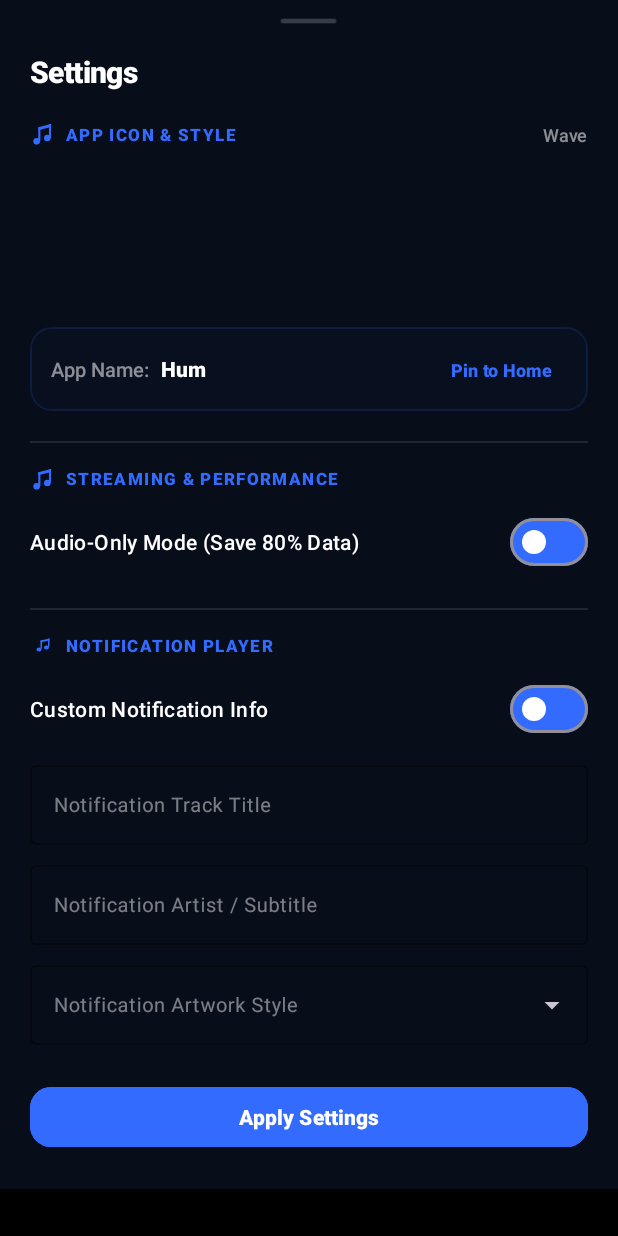
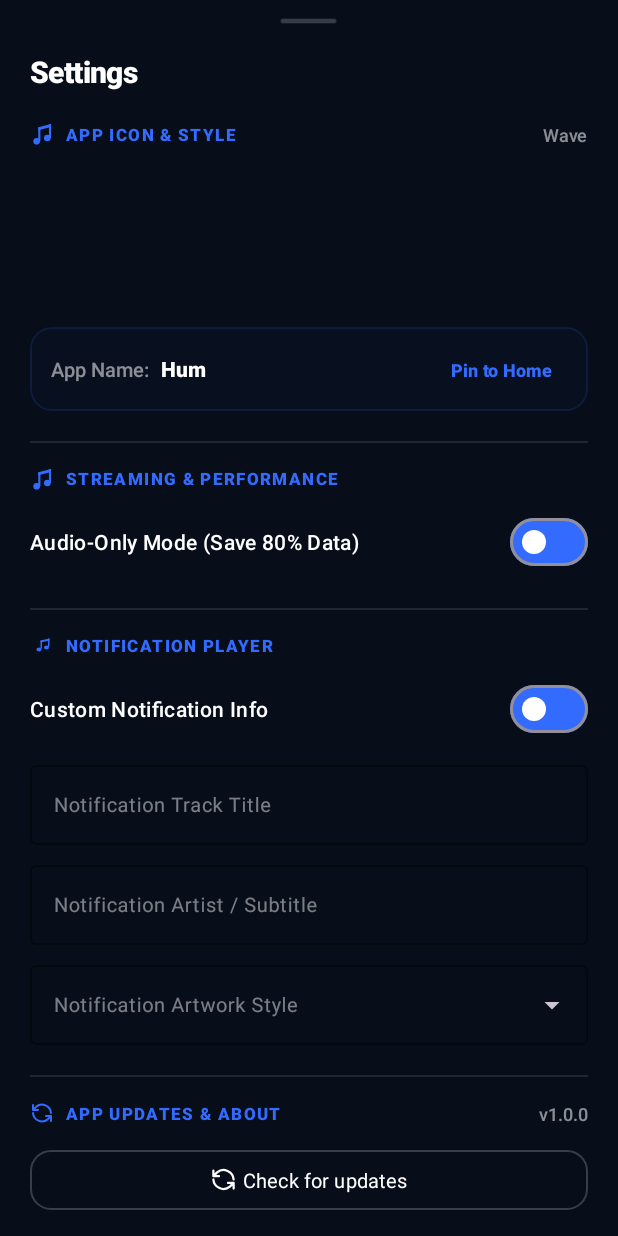
Before and after one commit to ritik125V/Hum, an Android app: the layout dialog_settings.xml on its own in the app's theme, with its tools: preview values and no code run, on a phone screen of 412 x 824 dp. Run offline under Robolectric (Android 15) with nearby library versions, the phone set to English and light mode, and no system bars.

Commit message:
feat(updates): add in-app version check and website update verification
- Added Check for updates button in Settings sheet with current version display
- Added docs/version.json and website banner logic on docs/index.html
- Verified update checking logic with both up-to-date and older version scenarios

```diff
--- a/app/build.gradle.kts
+++ b/app/build.gradle.kts
@@ -52,6 +52,7 @@ android {
 
     buildFeatures {
         viewBinding = true
+        buildConfig = true
     }
 
     sourceSets {
--- a/app/src/main/java/com/bravemusic/player/ui/SettingsBottomSheet.kt
+++ b/app/src/main/java/com/bravemusic/player/ui/SettingsBottomSheet.kt
@@ -1,5 +1,7 @@
 package com.bravemusic.player.ui
 
+import android.content.Intent
+import android.net.Uri
 import android.os.Bundle
 import android.view.LayoutInflater
 import android.view.View
@@ -52,10 +54,25 @@ class SettingsBottomSheet(
         setupLauncherAndIcons()
         setupAudioOnly()
         setupNotificationPlayer()
+        setupUpdatesSection()
 
         // Apply
         binding.btnSaveSettings.setOnClickListener {
             saveAllSettings()
+        }
+    }
+
+    private fun setupUpdatesSection() {
+        binding.tvCurrentVersion.text = "v${com.bravemusic.player.BuildConfig.VERSION_NAME}"
+        binding.btnCheckForUpdates.setOnClickListener {
+            val currentVersion = com.bravemusic.player.BuildConfig.VERSION_NAME
+            val updateUrl = "https://hum.r8r.in/?version=$currentVersion"
+            try {
+                val intent = Intent(Intent.ACTION_VIEW, Uri.parse(updateUrl))
+                startActivity(intent)
+            } catch (e: Exception) {
+                Toast.makeText(requireContext(), "Opening update link...", Toast.LENGTH_SHORT).show()
+            }
         }
     }
 
--- /dev/null
+++ b/app/src/main/res/drawable/ic_update.xml
@@ -0,0 +1,14 @@
+<?xml version="1.0" encoding="utf-8"?>
+<vector xmlns:android="http://schemas.android.com/apk/res/android"
+    android:width="24dp"
+    android:height="24dp"
+    android:viewportWidth="24"
+    android:viewportHeight="24">
+    <path
+        android:strokeColor="#FFFFFF"
+        android:strokeWidth="2"
+        android:strokeLineCap="round"
+        android:strokeLineJoin="round"
+        android:fillColor="#00000000"
+        android:pathData="M21,12 A9,9 0 0,0 6.34,5.64 L3,9 M3,4 v5 h5 M3,12 A9,9 0 0,0 17.66,18.36 L21,15 M21,20 v-5 h-5" />
+</vector>
--- a/app/src/main/res/layout/dialog_settings.xml
+++ b/app/src/main/res/layout/dialog_settings.xml
@@ -287,6 +287,66 @@
             </com.google.android.material.textfield.TextInputLayout>
         </LinearLayout>
 
+        <!-- Divider -->
+        <View
+            android:layout_width="match_parent"
+            android:layout_height="1dp"
+            android:layout_marginTop="20dp"
+            android:layout_marginBottom="16dp"
+            android:background="#1AFFFFFF" />
+
+        <!-- SECTION 3: APP UPDATES & ABOUT -->
+        <LinearLayout
+            android:layout_width="match_parent"
+            android:layout_height="wrap_content"
+            android:gravity="center_vertical"
+            android:orientation="horizontal">
+
+            <ImageView
+                android:layout_width="16dp"
+                android:layout_height="16dp"
+                android:src="@drawable/ic_update"
+                app:tint="@color/neon_coral"
+                android:contentDescription="Updates" />
+
+            <TextView
+                android:layout_width="0dp"
+                android:layout_height="wrap_content"
+                android:layout_marginStart="8dp"
+                android:layout_weight="1"
+                android:text="APP UPDATES &amp; ABOUT"
+                android:textColor="@color/neon_coral"
+                android:textSize="11sp"
+                android:fontFamily="sans-serif-black"
+                android:letterSpacing="0.08" />
+
+            <TextView
+                android:id="@+id/tvCurrentVersion"
+                android:layout_width="wrap_content"
+                android:layout_height="wrap_content"
+                android:text="v1.0.0"
+                android:textColor="#88FFFFFF"
+                android:textSize="12sp"
+                android:fontFamily="sans-serif-medium" />
+        </LinearLayout>
+
+        <com.google.android.material.button.MaterialButton
+            android:id="@+id/btnCheckForUpdates"
+            style="@style/Widget.Material3.Button.OutlinedButton"
+            android:layout_width="match_parent"
+            android:layout_height="48dp"
+            android:layout_marginTop="12dp"
+            android:text="Check for updates"
+            android:textColor="#FFFFFF"
+            android:textSize="13sp"
+            android:fontFamily="sans-serif-bold"
+            app:strokeColor="#33FFFFFF"
+            app:strokeWidth="1dp"
+            app:cornerRadius="14dp"
+            app:icon="@drawable/ic_update"
+            app:iconGravity="textStart"
+            app:iconTint="#FFFFFF" />
+
         <!-- Save Button -->
         <com.google.android.material.button.MaterialButton
             android:id="@+id/btnSaveSettings"
```
Also changed, not shown: 3 other files.
